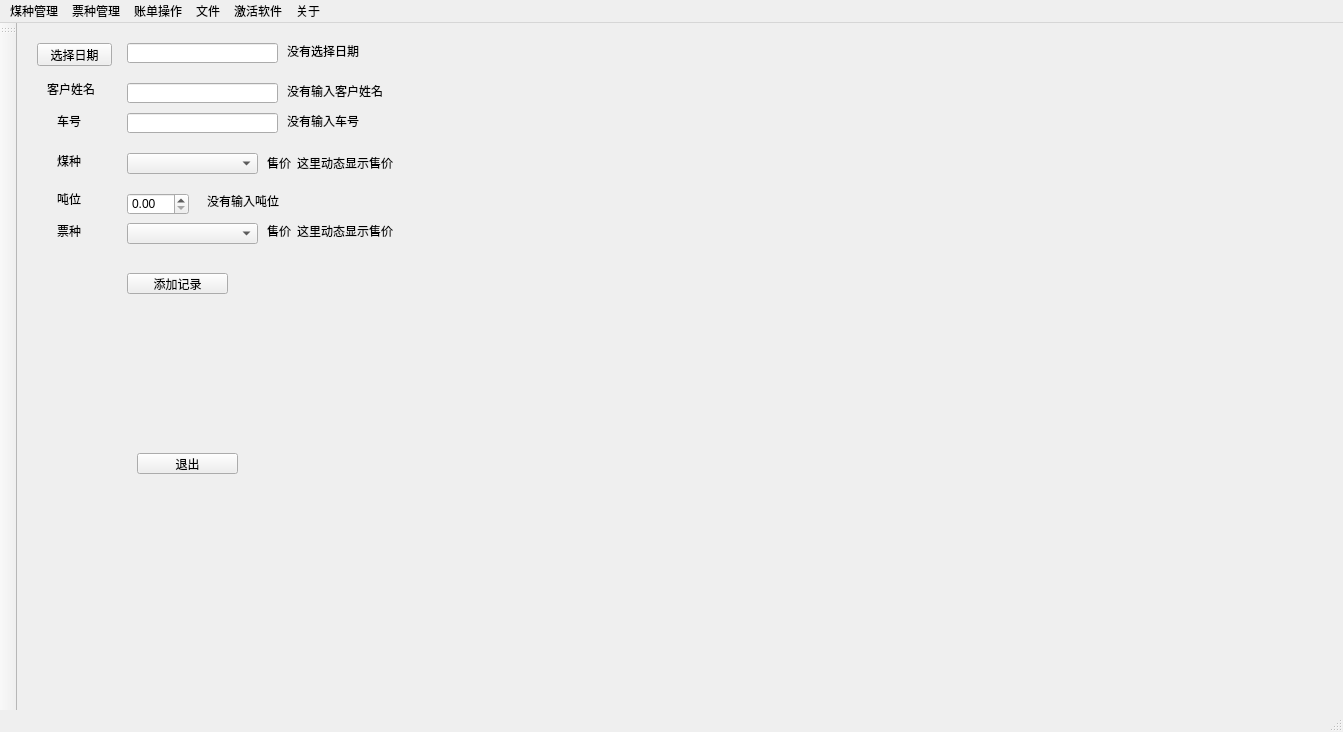
Above: ui/main_window.ui from leexuehan/AccountingAssisitor before the change. Below: the same form after it.
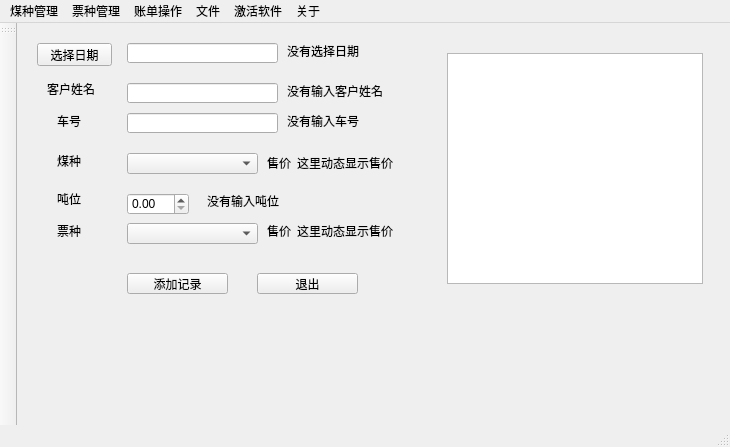
That is the form after the change.

Diff of the .ui file:
```diff
--- a/ui/main_window.ui
+++ b/ui/main_window.ui
@@ -6,8 +6,8 @@
    <rect>
     <x>0</x>
     <y>0</y>
-    <width>1343</width>
-    <height>732</height>
+    <width>730</width>
+    <height>447</height>
    </rect>
   </property>
   <property name="windowTitle">
@@ -17,8 +17,8 @@
    <widget class="QPushButton" name="exit">
     <property name="geometry">
      <rect>
-      <x>120</x>
-      <y>430</y>
+      <x>240</x>
+      <y>250</y>
       <width>101</width>
       <height>21</height>
      </rect>
@@ -288,13 +288,23 @@
      <string>没有输入吨位</string>
     </property>
    </widget>
+   <widget class="QListView" name="listView">
+    <property name="geometry">
+     <rect>
+      <x>430</x>
+      <y>30</y>
+      <width>256</width>
+      <height>231</height>
+     </rect>
+    </property>
+   </widget>
   </widget>
   <widget class="QMenuBar" name="menubar">
    <property name="geometry">
     <rect>
      <x>0</x>
      <y>0</y>
-     <width>1343</width>
+     <width>730</width>
      <height>19</height>
     </rect>
    </property>
```
